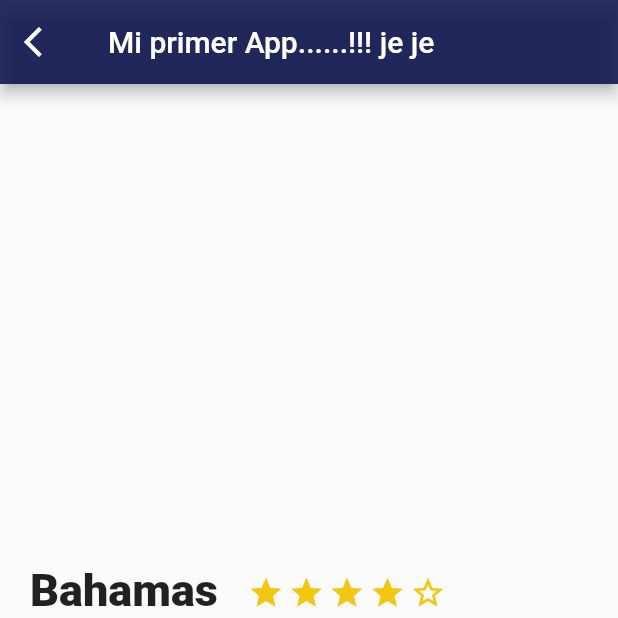
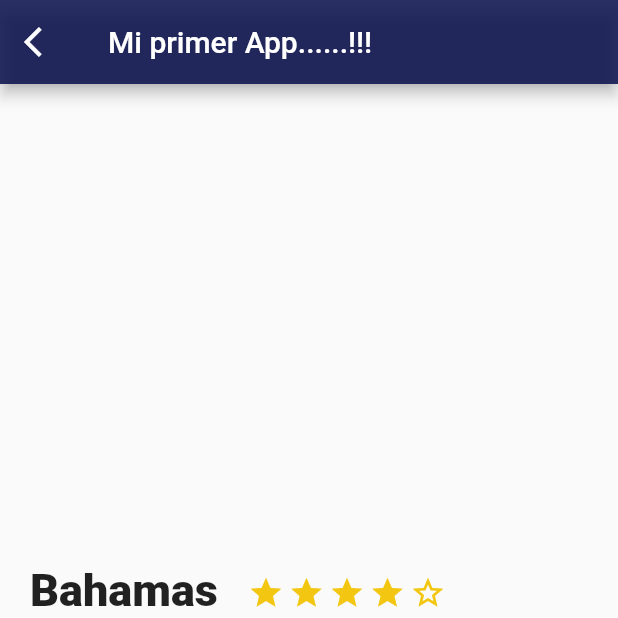
Before and after one commit to nicdavid/platzi_trips_app, a Flutter app: the screen it shows after launch, on a phone screen of 412 x 824 dp, the top half of it. Run offline on Flutter 3.47's test engine with Material 2 defaults, Android fonts, the phone set to English and light mode, and no system bars.

Commit message:
Registrando rama en repocitorio

```diff
--- a/lib/main.dart
+++ b/lib/main.dart
@@ -61,7 +61,7 @@ class MyApp extends StatelessWidget {
       home: Scaffold(
         appBar: AppBar(
           leading: const Icon(Icons.arrow_back_ios),
-          title: const Text('Mi primer App......!!! je je'),
+          title: const Text('Mi primer App......!!!'),
           backgroundColor: const Color.fromARGB(223, 12, 18, 78),
         ),
         body: DescriptionPlace('Bahamas', 4, miText),
```
